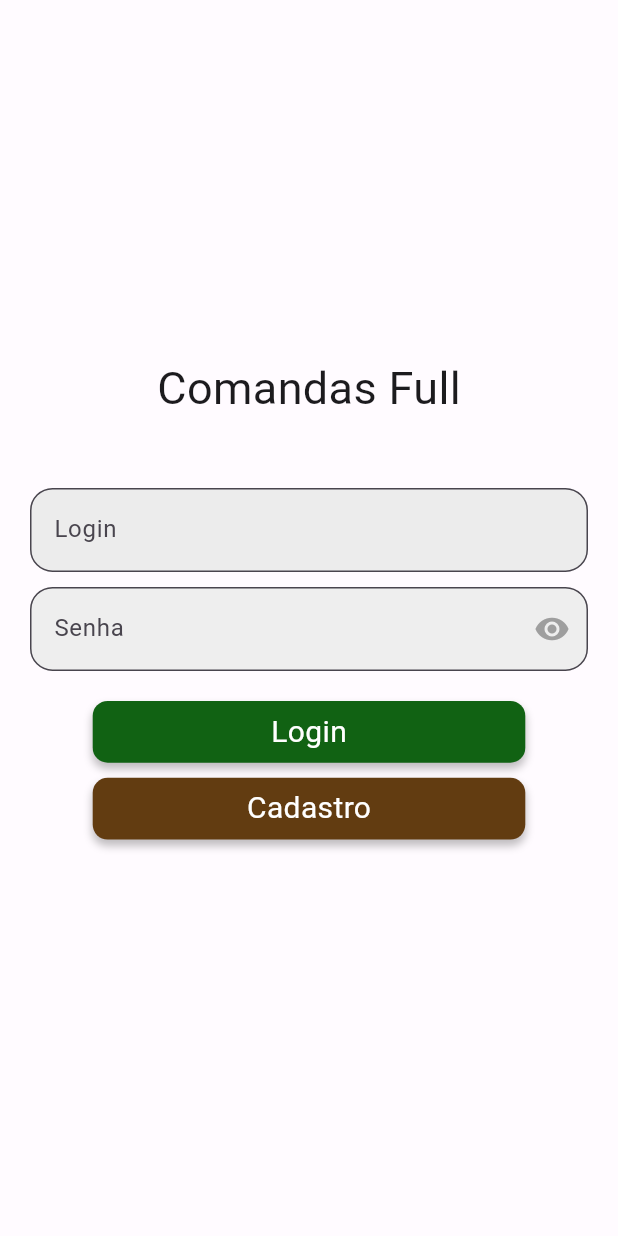
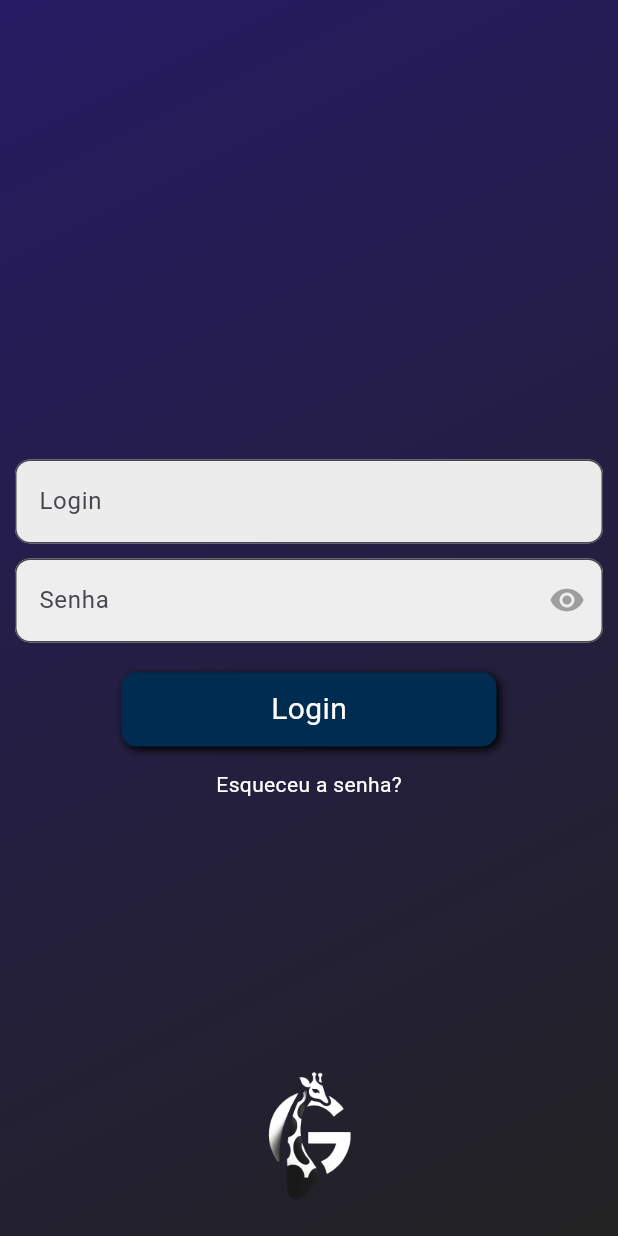
Before and after one commit to kaiomaced0/flutter-comandas, a Flutter app: the screen it shows after launch, on a phone screen of 412 x 824 dp. Run offline on Flutter 3.47's test engine with Material 3 defaults, Android fonts, the phone set to English and light mode, and no system bars; our stand-ins replace another_flutter_splash_screen, cached_network_image, flutter_slidable, shared_preferences, vibration; missing offline and left inert: dart:ffi, flutter_web_browser.

Commit message:
tela de login ajustada, login funcionando

```diff
--- a/lib/pages/login/login_page.dart
+++ b/lib/pages/login/login_page.dart
@@ -1,11 +1,12 @@
-// ignore_for_file: prefer_const_constructors, prefer_const_literals_to_create_immutables
+// ignore_for_file: avoid_print, use_build_context_synchronously
 
-import 'package:comanda_full/data/repository/usuario_logado_repository.dart';
+import 'package:comanda_full/main.dart';
 import 'package:comanda_full/pages/home/adm_home_page.dart';
-import 'package:comanda_full/widget/bnb_adm.dart';
 import 'package:flutter/material.dart';
+import 'package:flutter_web_browser/flutter_web_browser.dart';
 import 'dart:convert';
 import 'package:http/http.dart' as http;
+import 'package:shared_preferences/shared_preferences.dart';
 
 class LoginPage extends StatefulWidget {
   const LoginPage({super.key});
@@ -15,8 +16,10 @@ class LoginPage extends StatefulWidget {
 }
 
 class _LoginPageState extends State<LoginPage> {
-  Future<void> postData(String login, String senha) async {
-    final url = Uri.parse('http://localhost:8080/auth');
+  Future<void> logar(String login, String senha) async {
+    SharedPreferences _sharedpreferences =
+        await SharedPreferences.getInstance();
+    final baseUrl = Uri.parse('$url/auth');
 
     final Map<String, String> requestBody = {
       'login': login,
@@ -24,7 +27,7 @@ class _LoginPageState extends State<LoginPage> {
     };
 
     final response = await http.post(
-      url,
+      baseUrl,
       headers: <String, String>{
         'Content-Type': 'application/json; charset=UTF-8',
       },
@@ -32,20 +35,30 @@ class _LoginPageState extends State<LoginPage> {
     );
 
     if (response.statusCode == 200) {
-      // A solicitação foi bem-sucedida
       print('Solicitação POST bem-sucedida');
       print('Resposta: ${response.body}');
 
       final token = response.headers['authorization'];
-      UsuarioLogadoRepository.usuario.token = token!;
-      print('Token do usuário: ${UsuarioLogadoRepository.usuario.token}');
-      mudarTelaAdm(0, context);
-      ScaffoldMessenger.of(context).showSnackBar(SnackBar(
-        backgroundColor: const Color.fromARGB(255, 14, 104, 17),
-        content: const Text('Login Realizado com Sucesso!'),
+      print(token);
+
+      await _sharedpreferences.setString('token', token.toString());
+
+      ScaffoldMessenger.of(context).showSnackBar(const SnackBar(
+        backgroundColor: Color.fromARGB(255, 14, 104, 17),
+        duration: Duration(seconds: 1),
+        content: Text('Login Realizado com Sucesso!'),
       ));
+      Navigator.of(context).pushAndRemoveUntil(
+        MaterialPageRoute(builder: (context) => const AdmHomePage()),
+        (Route<dynamic> route) => false,
+      );
     } else {
-      // A solicitação falhou
+      ScaffoldMessenger.of(context).showSnackBar(const SnackBar(
+        backgroundColor: Color.fromARGB(255, 104, 14, 14),
+        duration: Duration(milliseconds: 900),
+        content: Text('Login ou senha incorreto!'),
+      ));
+
       print('Erro na solicitação POST');
       print('Status code: ${response.statusCode}');
       print('Resposta: ${response.body}');
@@ -56,40 +69,73 @@ class _LoginPageState extends State<LoginPage> {
   TextEditingController login = TextEditingController();
   bool _obscureText = true;
   bool isLoading = false;
+
   @override
   Widget build(BuildContext context) {
     return Scaffold(
-      body: Stack(children: [
+      body: Container(
+        decoration: const BoxDecoration(
+          gradient: LinearGradient(
+            begin: Alignment.topLeft,
+            end: Alignment.bottomRight,
+            colors: [
+              Color.fromARGB(255, 38, 27, 99),
+              Color.fromARGB(255, 34, 34, 34)
+            ],
+          ),
+        ),
+        child: Stack(children: [
+          Center(
+            child: Padding(
+              padding: const EdgeInsets.all(8.0),
+              child:
+                  Column(mainAxisAlignment: MainAxisAlignment.end, children: [
+                Image.asset('assets/images/girafffus_logo.jpg',
+                    height: MediaQuery.of(context).size.height * 0.15),
+              ]),
+            ),
+          ),
           Center(
             child: SingleChildScrollView(
               child: Column(
                 mainAxisAlignment: MainAxisAlignment.center,
+                crossAxisAlignment: CrossAxisAlignment.center,
                 children: [
-                const Padding(
-                  padding: EdgeInsets.fromLTRB(8, 8, 8, 30),
-                  child: Row(
-                    crossAxisAlignment: CrossAxisAlignment.start,
+                  // Padding(
+                  //   padding: const EdgeInsets.fromLTRB(8, 5, 8, 5),
+                  //   child: Column(
+                  //     crossAxisAlignment: CrossAxisAlignment.center,
+                  //     mainAxisAlignment: MainAxisAlignment.center,
+                  //     children: [
+                  //       Image.asset('assets/images/oitodemarco.jpg',
+                  //           height: MediaQuery.of(context).size.height * 0.25),
+                  //     ],
+                  //   ),
+                  // ),
+                  // Padding(
+                  //   padding: const EdgeInsets.all(1.0),
+                  //   child: Image(
+                  //       image:
+                  //           const AssetImage('assets/images/simbolobebe.jpg'),
+                  //       height: MediaQuery.of(context).size.height * 0.25),
+                  // ),
+                  Container(
+                    constraints: const BoxConstraints(maxWidth: 600),
+                    child: Column(
                       mainAxisAlignment: MainAxisAlignment.center,
                       children: [
-                      Text(
-                        'Comandas Full',
-                        style: TextStyle(fontSize: 30),
-                      )
-                    ],
-                  ),
-                ),
-                Container(
-                  constraints: BoxConstraints(maxWidth: 450),
-                  child: Column(
-                    children: [
                         Padding(
-                        padding: EdgeInsets.fromLTRB(20, 15, 20, 5),
+                          padding: const EdgeInsets.fromLTRB(10, 15, 10, 5),
                           child: TextField(
+                            onChanged: (value) {
+                              setState(() {});
+                            },
                             controller: login,
-                          decoration: InputDecoration(
+                            style: const TextStyle(color: Colors.black),
+                            decoration: const InputDecoration(
                               border: OutlineInputBorder(
                                   borderRadius:
-                                    BorderRadius.all(Radius.circular(15))),
+                                      BorderRadius.all(Radius.circular(10))),
                               labelText: 'Login',
                               hintText: 'Digite seu login',
                               fillColor: Color.fromARGB(255, 236, 236, 236),
@@ -98,14 +144,18 @@ class _LoginPageState extends State<LoginPage> {
                           ),
                         ),
                         Padding(
-                          padding: EdgeInsets.fromLTRB(20, 5, 20, 15),
+                            padding: const EdgeInsets.fromLTRB(10, 5, 10, 5),
                             child: TextField(
+                              onChanged: (value) {
+                                setState(() {});
+                              },
                               controller: senha,
+                              style: const TextStyle(color: Colors.black),
                               obscureText: _obscureText,
                               decoration: InputDecoration(
-                              border: OutlineInputBorder(
+                                border: const OutlineInputBorder(
                                     borderRadius:
-                                      BorderRadius.all(Radius.circular(15))),
+                                        BorderRadius.all(Radius.circular(10))),
                                 labelText: 'Senha',
                                 hintText: 'Digite sua senha',
                                 fillColor: Colors.grey[200],
@@ -126,30 +176,55 @@ class _LoginPageState extends State<LoginPage> {
                               ),
                             )),
                         Padding(
-                        padding: const EdgeInsets.all(5.0),
+                          padding: const EdgeInsets.fromLTRB(5, 15, 5, 15),
                           child: GestureDetector(
+                            onTap: login.text.isNotEmpty &&
+                                    senha.text.isNotEmpty
+                                ? () async {
+                                    isLoading = true;
+
+                                    Future.delayed(const Duration(seconds: 1),
+                                        () {
+                                      setState(() {
+                                        isLoading = false;
+                                      });
+                                    });
+
+                                    logar(login.text, senha.text);
+                                  }
+                                : () {
+                                    ScaffoldMessenger.of(context)
+                                        .showSnackBar(const SnackBar(
+                                      duration: Duration(milliseconds: 1500),
+                                      backgroundColor:
+                                          Color.fromARGB(255, 34, 51, 66),
+                                      content:
+                                          Text('Login ou senha não inseridos!'),
+                                    ));
+                                  },
                             child: MouseRegion(
                               cursor: SystemMouseCursors.click,
                               child: Container(
-                              constraints:
-                                  BoxConstraints(maxWidth: 300, maxHeight: 50),
-                              width: MediaQuery.of(context).size.width * 0.7,
-                              height: MediaQuery.of(context).size.width * 0.1,
+                                constraints: const BoxConstraints(
+                                    maxWidth: 250, maxHeight: 50),
+                                width: MediaQuery.of(context).size.width * 0.75,
+                                height:
+                                    MediaQuery.of(context).size.width * 0.12,
                                 decoration: ShapeDecoration(
-                                color: const Color.fromARGB(255, 17, 98, 19),
+                                  color: const Color.fromARGB(255, 0, 44, 80),
                                   shape: RoundedRectangleBorder(
                                     borderRadius: BorderRadius.circular(10),
                                   ),
                                   shadows: const [
                                     BoxShadow(
-                                    color: Color(0x3F000000),
+                                      color: Colors.black,
                                       blurRadius: 4,
-                                    offset: Offset(0, 4),
+                                      offset: Offset(2, 2),
                                       spreadRadius: 0,
                                     )
                                   ],
                                 ),
-                              child: Row(
+                                child: const Row(
                                   mainAxisAlignment: MainAxisAlignment.center,
                                   children: [
                                     Text(
@@ -161,54 +236,20 @@ class _LoginPageState extends State<LoginPage> {
                                 ),
                               ),
                             ),
-                          onTap: () {
-                            Navigator.of(context).pushAndRemoveUntil(
-                              MaterialPageRoute(
-                                  builder: (context) => AdmHomePage()),
-                              (Route<dynamic> route) => false,
-                            );
-                          },
                           ),
                         ),
-                      Padding(
-                        padding: const EdgeInsets.fromLTRB(5, 5, 5, 35),
-                        child: GestureDetector(
-                          child: MouseRegion(
-                            cursor: SystemMouseCursors.click,
-                            child: Container(
-                              constraints:
-                                  BoxConstraints(maxWidth: 300, maxHeight: 50),
-                              width: MediaQuery.of(context).size.width * 0.7,
-                              height: MediaQuery.of(context).size.width * 0.1,
-                              decoration: ShapeDecoration(
-                                color: Color.fromARGB(255, 98, 60, 17),
-                                shape: RoundedRectangleBorder(
-                                  borderRadius: BorderRadius.circular(10),
-                                ),
-                                shadows: const [
-                                  BoxShadow(
-                                    color: Color(0x3F000000),
-                                    blurRadius: 4,
-                                    offset: Offset(0, 4),
-                                    spreadRadius: 0,
-                                  )
-                                ],
-                              ),
-                              child: Row(
-                                mainAxisAlignment: MainAxisAlignment.center,
-                                children: [
-                                  Text(
-                                    'Cadastro',
+                        GestureDetector(
+                            onTap: () => {
+                                  // Navigator.of(context).push(
+                                  //   MaterialPageRoute(
+                                  //     builder: (context) => ForgetPassPage(),
+                                  //   ),
+                                  // )
+                                },
+                            child: const Text('Esqueceu a senha?',
                                 style: TextStyle(
-                                        fontSize: 20, color: Colors.white),
-                                  )
-                                ],
-                              ),
-                            ),
-                          ),
-                          onTap: () => (),
-                        ),
-                      ),
+                                    color:
+                                        Color.fromARGB(255, 255, 255, 255)))),
                       ],
                     ),
                   )
@@ -220,12 +261,13 @@ class _LoginPageState extends State<LoginPage> {
             Positioned.fill(
               child: Container(
                 color: Colors.black.withOpacity(0.5),
-              child: Center(
+                child: const Center(
                   child: CircularProgressIndicator(),
                 ),
               ),
             ),
         ]),
+      ),
     );
   }
 }
```
Lines whose indentation alone changed are shown as unchanged.
